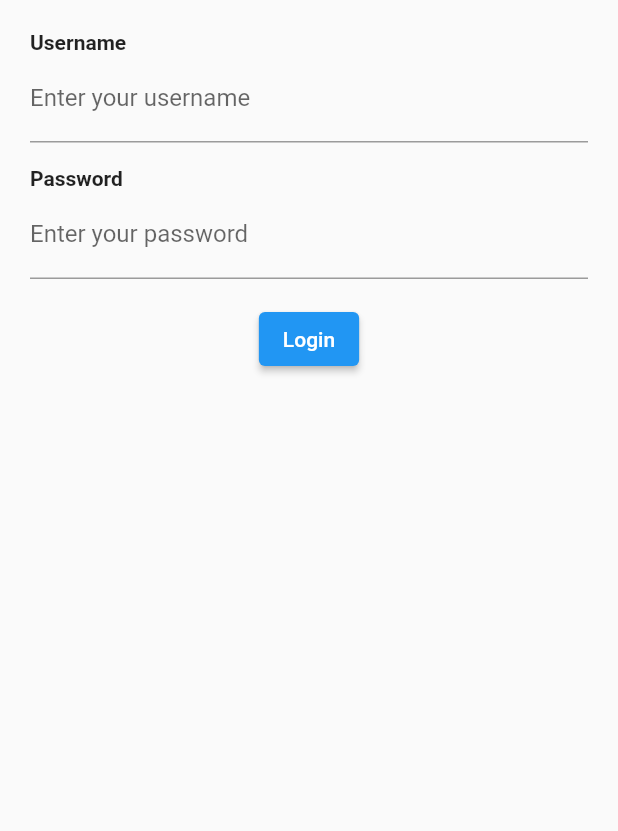
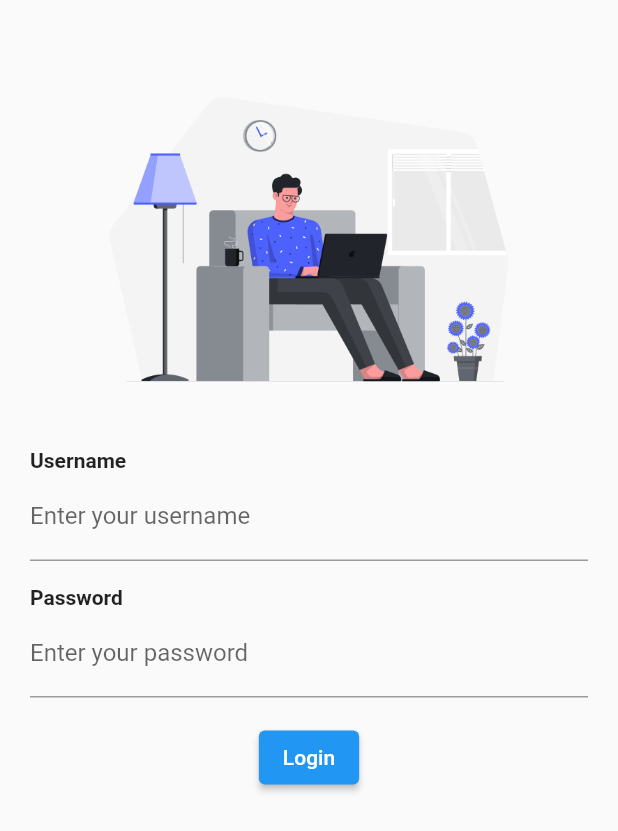
Before and after one commit to NUXLIOUS-ALT/dicoding_flutter3, a Flutter app: the screen it shows after launch, on a phone screen of 412 x 824 dp. Shown: the top 831 px of the screen. Run offline on Flutter 3.47's test engine with Material 2 defaults, Android fonts, the phone set to English and light mode, and no system bars.

Commit message:
first commit

```diff
--- a/lib/main.dart
+++ b/lib/main.dart
@@ -59,12 +59,18 @@ class LoginForm extends StatelessWidget {
           builder: (context, constraints) {
             return Column(
               mainAxisAlignment: MainAxisAlignment.center,
+
               children: [
-                const Row(
+                Column(
                   children: [
-                    Text(
-                      "Username",
-                      style: TextStyle(fontSize: 14, fontWeight: FontWeight.w700),
+                    Image.asset("images/nomad-work.png"),
+                    const Row(
+                      children: [
+                        Text(
+                          "Username",
+                          style: TextStyle(fontSize: 14, fontWeight: FontWeight.w700),
+                        ),
+                      ],
                     ),
                   ],
                 ),
@@ -128,9 +134,6 @@ class _NotesScreenState extends State<NotesScreen> {
   @override
   void initState() {
     super.initState();
-
-    // Load the notes from the database.
-    // ...
   }
 
   @override
--- a/pubspec.yaml
+++ b/pubspec.yaml
@@ -59,8 +59,8 @@ flutter:
   uses-material-design: true
 
   # To add assets to your application, add an assets section, like this:
-  # assets:
-  #   - images/a_dot_burr.jpeg
+  assets:
+     - images/
   #   - images/a_dot_ham.jpeg
 
   # An image asset can refer to one or more resolution-specific "variants", see
```
Also changed, not shown: images/nomad-work.png (added).
